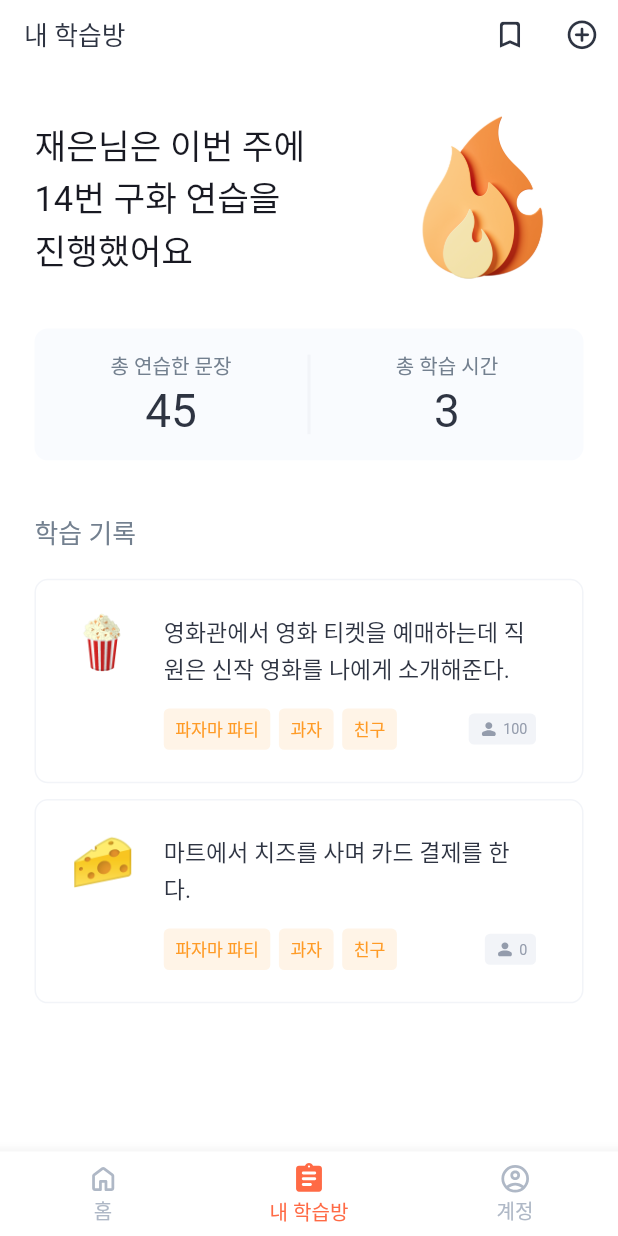
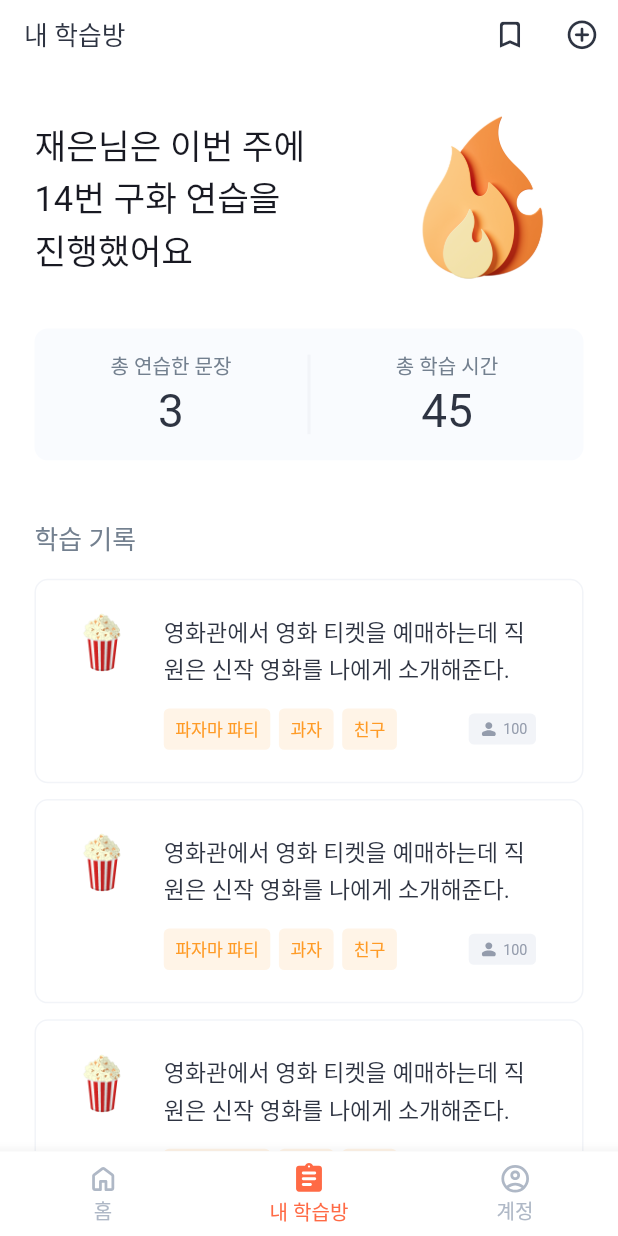
Before and after one commit to sookmyung-graduation-project-2023/lipread_client, a Flutter app: the screen it shows after launch, item 2 of the bottom bar chosen, on a phone screen of 412 x 824 dp. Run offline on Flutter 3.47's test engine with Material 2 defaults, Android fonts, the phone set to English and light mode, and no system bars; our stand-ins replace flutter_screenutil, flutter_svg, video_player; missing offline and left inert: dart:ffi; Roboto replaces fonts that are missing (Pretendard).

Commit message:
[Feat] #3: Myroom Screen 컴포넌트 분리
- Prompt Model 생성
- Prompt 컴포넌트 Listview로 렌더링
- Myroom Screen StudySummary 컴포넌트 분리

```diff
--- a/lib/components/base_navigationbar.dart
+++ b/lib/components/base_navigationbar.dart
@@ -22,7 +22,7 @@ class _BaseScaffoldState extends State<BaseScaffold> {
 
   final List<Widget> _screenList = [
     const HomeScreen(),
-    const MyRoomScreen(),
+    MyRoomScreen(),
     const AccountScreen(),
   ];
 
--- /dev/null
+++ b/lib/models/prompt_model.dart
@@ -0,0 +1,6 @@
+class PromptModel {
+  final String emoji = "🍿";
+  final String subject = "영화관에서 영화 티켓을 예매하는데 직원은 신작 영화를 나에게 소개해준다.";
+  late List<String> tags = ["파자마 파티", "과자", "친구"];
+  final int count = 100;
+}
--- /dev/null
+++ b/lib/screens/myroom/components/study_summary.dart
@@ -0,0 +1,103 @@
+import 'dart:ui';
+
+import 'package:flutter/material.dart';
+import 'package:flutter_screenutil/flutter_screenutil.dart';
+import 'package:lipread_client/components/base_appbar.dart';
+import 'package:lipread_client/components/base_button.dart';
+import 'package:lipread_client/components/base_prompt.dart';
+import 'package:lipread_client/screens/chat/create_chat_screen.dart';
+import 'package:lipread_client/utilities/colors.dart';
+import 'package:lipread_client/utilities/fonts.dart';
+import 'package:lipread_client/utilities/styles.dart';
+
+class StudySummary extends StatelessWidget {
+  final int sentenceCount;
+  final int hourCount;
+
+  const StudySummary({
+    super.key,
+    required this.sentenceCount,
+    required this.hourCount,
+  });
+
+  @override
+  Widget build(BuildContext context) {
+    return Container(
+      padding: EdgeInsets.symmetric(vertical: 16.h),
+      decoration: ShapeDecoration(
+        color: AppColor.g100,
+        shape: RoundedRectangleBorder(
+          borderRadius: BorderRadius.circular(10).r,
+        ),
+      ),
+      child: Row(
+        crossAxisAlignment: CrossAxisAlignment.center,
+        children: [
+          Expanded(
+            child: Column(
+              children: [
+                Text(
+                  '총 연습한 문장',
+                  style: TextStyle(
+                    color: AppColor.g600,
+                    fontSize: 14.sp,
+                    fontFamily: pretendardFont,
+                    fontVariations: const [
+                      FontVariation('wght', 600),
+                    ],
+                  ),
+                ),
+                SizedBox(height: 4.h),
+                Text(
+                  sentenceCount.toString(),
+                  style: TextStyle(
+                    color: AppColor.g800,
+                    fontSize: 32.sp,
+                    fontFamily: pretendardFont,
+                    fontVariations: const [
+                      FontVariation('wght', 700),
+                    ],
+                  ),
+                ),
+              ],
+            ),
+          ),
+          Container(
+            width: 2,
+            height: 60.h,
+            color: AppColor.g200,
+          ),
+          Expanded(
+            child: Column(
+              children: [
+                Text(
+                  '총 학습 시간',
+                  style: TextStyle(
+                    color: AppColor.g600,
+                    fontSize: 14.sp,
+                    fontFamily: pretendardFont,
+                    fontVariations: const [
+                      FontVariation('wght', 600),
+                    ],
+                  ),
+                ),
+                SizedBox(height: 4.h),
+                Text(
+                  hourCount.toString(),
+                  style: TextStyle(
+                    color: AppColor.g800,
+                    fontSize: 32.sp,
+                    fontFamily: pretendardFont,
+                    fontVariations: const [
+                      FontVariation('wght', 700),
+                    ],
+                  ),
+                ),
+              ],
+            ),
+          ),
+        ],
+      ),
+    );
+  }
+}
--- a/lib/screens/myroom/screens/my_room_screen.dart
+++ b/lib/screens/myroom/screens/my_room_screen.dart
@@ -5,10 +5,13 @@ import 'package:flutter_screenutil/flutter_screenutil.dart';
 import 'package:lipread_client/components/base_appbar.dart';
 import 'package:lipread_client/components/base_button.dart';
 import 'package:lipread_client/components/base_prompt.dart';
+import 'package:lipread_client/models/prompt_model.dart';
 import 'package:lipread_client/screens/chat/create_chat_screen.dart';
 import 'package:lipread_client/utilities/colors.dart';
 import 'package:lipread_client/utilities/fonts.dart';
 import 'package:lipread_client/utilities/styles.dart';
+
+import '../components/study_summary.dart';
 
 class MyRoomScreen extends StatelessWidget {
   const MyRoomScreen({super.key});
@@ -58,85 +61,12 @@ class MyRoomScreen extends StatelessWidget {
               SizedBox(
                 height: 24.h,
               ),
-              Container(
-                padding: EdgeInsets.symmetric(vertical: 16.h),
-                decoration: ShapeDecoration(
-                  color: AppColor.g100,
-                  shape: RoundedRectangleBorder(
-                    borderRadius: BorderRadius.circular(10).r,
-                  ),
-                ),
-                child: Row(
-                  crossAxisAlignment: CrossAxisAlignment.center,
-                  children: [
-                    Expanded(
-                      child: Column(
-                        children: [
-                          Text(
-                            '총 연습한 문장',
-                            style: TextStyle(
-                              color: AppColor.g600,
-                              fontSize: 14.sp,
-                              fontFamily: pretendardFont,
-                              fontVariations: const [
-                                FontVariation('wght', 600),
-                              ],
-                            ),
-                          ),
-                          SizedBox(height: 4.h),
-                          Text(
-                            '45',
-                            style: TextStyle(
-                              color: AppColor.g800,
-                              fontSize: 32.sp,
-                              fontFamily: pretendardFont,
-                              fontVariations: const [
-                                FontVariation('wght', 700),
-                              ],
-                            ),
-                          ),
-                        ],
-                      ),
-                    ),
-                    Container(
-                      width: 2,
-                      height: 60.h,
-                      color: AppColor.g200,
-                    ),
-                    Expanded(
-                      child: Column(
-                        children: [
-                          Text(
-                            '총 학습 시간',
-                            style: TextStyle(
-                              color: AppColor.g600,
-                              fontSize: 14.sp,
-                              fontFamily: pretendardFont,
-                              fontVariations: const [
-                                FontVariation('wght', 600),
-                              ],
-                            ),
-                          ),
-                          SizedBox(height: 4.h),
-                          Text(
-                            '3',
-                            style: TextStyle(
-                              color: AppColor.g800,
-                              fontSize: 32.sp,
-                              fontFamily: pretendardFont,
-                              fontVariations: const [
-                                FontVariation('wght', 700),
-                              ],
-                            ),
-                          ),
-                        ],
-                      ),
-                    ),
-                  ],
-                ),
+              const StudySummary(
+                hourCount: 45,
+                sentenceCount: 3,
               ),
               SizedBox(
-                height: 40.h,
+                height: 44.h,
               ),
               Text(
                 "학습 기록",
@@ -150,22 +80,30 @@ class MyRoomScreen extends StatelessWidget {
                 ),
               ),
               SizedBox(
-                height: 20.h,
+                height: 16.h,
               ),
-              const BasePrompt(
-                emoji: "🍿",
-                count: 100,
-                tags: ["파자마 파티", "과자", "친구"],
-                text: '영화관에서 영화 티켓을 예매하는데 직원은 신작 영화를 나에게 소개해준다.',
+              ListView.separated(
+                physics: const NeverScrollableScrollPhysics(),
+                shrinkWrap: true,
+                primary: false,
+                itemCount: 3,
+                itemBuilder: (context, index) {
+                  final PromptModel prompt = PromptModel();
+                  return BasePrompt(
+                    emoji: prompt.emoji,
+                    count: prompt.count,
+                    tags: prompt.tags,
+                    text: prompt.subject,
+                  );
+                },
+                separatorBuilder: (context, index) {
+                  return SizedBox(
+                    height: 12.h,
+                  );
+                },
               ),
               SizedBox(
-                height: 12.h,
-              ),
-              const BasePrompt(
-                emoji: "🧀",
-                count: 0,
-                tags: ["파자마 파티", "과자", "친구"],
-                text: '마트에서 치즈를 사며 카드 결제를 한다.',
+                height: 40.h,
               ),
             ],
           ),
```
